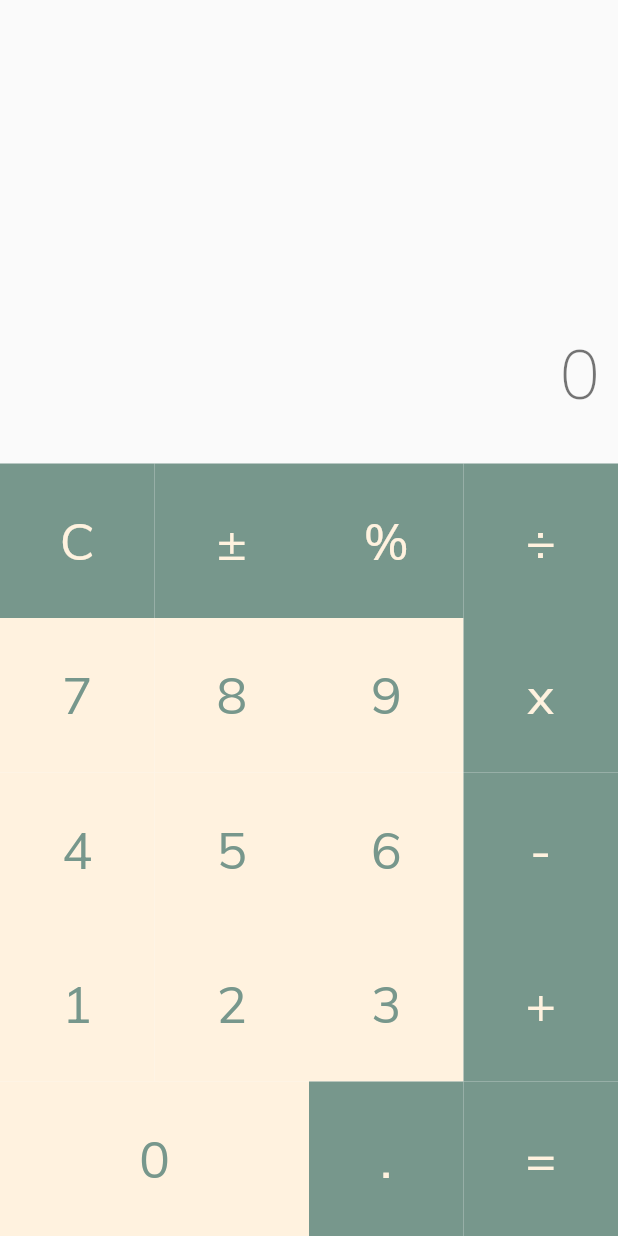
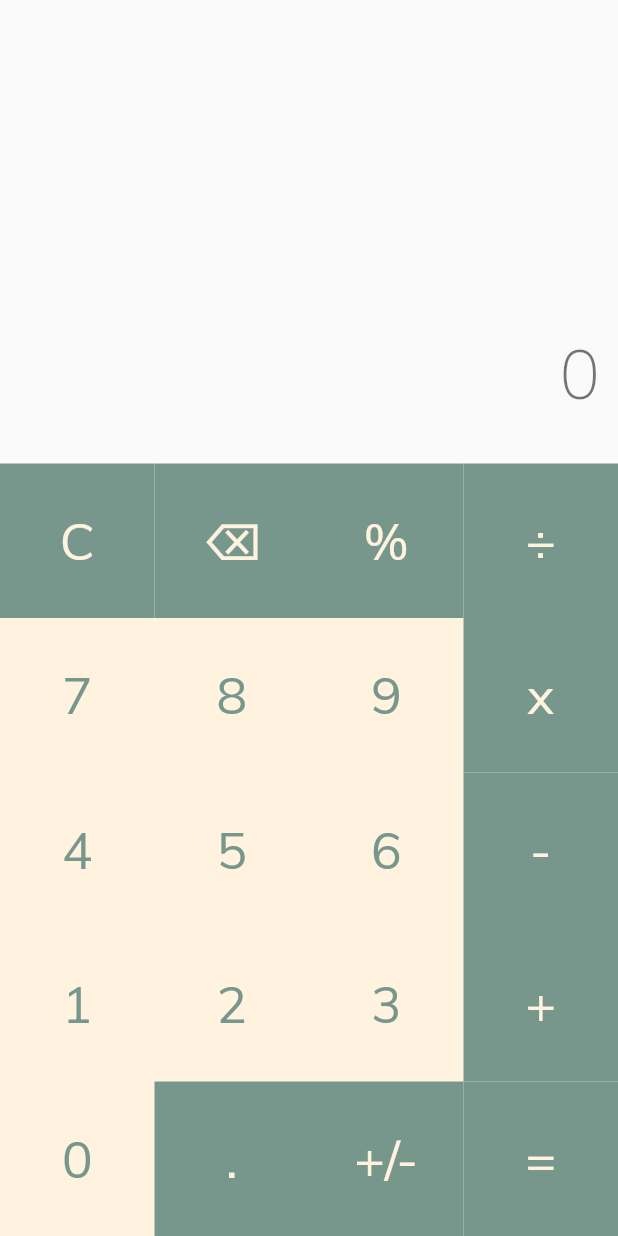
Before and after one commit to JoshKriesl/Calculator, a Flutter app: the screen it shows after launch, on a phone screen of 412 x 824 dp. Run offline on Flutter 3.47's test engine with Material 2 defaults, Android fonts, the phone set to English and light mode, and no system bars.

```diff
--- a/lib/keypad.dart
+++ b/lib/keypad.dart
@@ -12,7 +12,7 @@ class KeyPad extends StatelessWidget {
         Row(
           children: <Widget>[
             CalcKey(Keys.clear),
-            CalcKey(Keys.sign),
+            CalcKey(Keys.delete),
             CalcKey(Keys.percent),
             CalcKey(Keys.divide),
           ],
@@ -45,6 +45,7 @@ class KeyPad extends StatelessWidget {
           children: <Widget>[
             CalcKey(Keys.zero),
             CalcKey(Keys.decimal),
+            CalcKey(Keys.sign),
             CalcKey(Keys.equals),
           ],
         )
@@ -65,7 +66,8 @@ class KeySymbol {
 class Keys {
   // FUNCTIONS
   static KeySymbol clear = const KeySymbol('C', KeyType.FUNC);
-  static KeySymbol sign = const KeySymbol('±', KeyType.FUNC);
+  static KeySymbol delete = const KeySymbol('⌫', KeyType.FUNC);
+  static KeySymbol sign = const KeySymbol('+/-', KeyType.FUNC);
   static KeySymbol percent = const KeySymbol('%', KeyType.FUNC);
   static KeySymbol decimal = const KeySymbol('.', KeyType.FUNC);
   // OPERATORS
@@ -134,7 +136,7 @@ class _CalcKeyState extends State<CalcKey> {
         HapticFeedback.heavyImpact();
       },
       child: SizedBox(
-        width: widget.symbol.val == '0' ? size * 2 : size,
+        width: size,
         height: size,
         child: ColoredBox(
           color: widget.symbol.type == KeyType.INT ? Color(0xFFFFF2DF) : Color(0xFF77978C),
```
Also changed, not shown: lib/solver.dart (+5 -9 lines).
